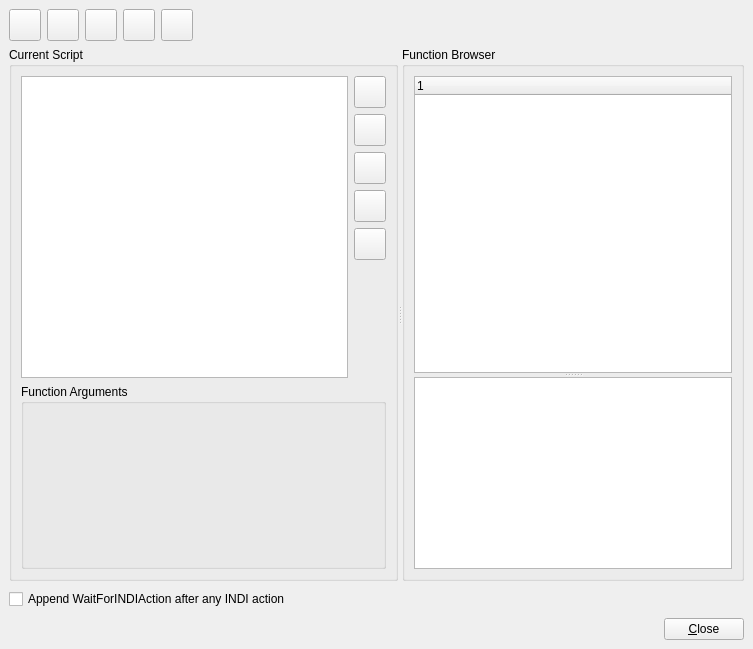
The window that kstars/tools/scriptbuilder.ui (KDE/kstars) describes before a commit, drawn with Qt 5.
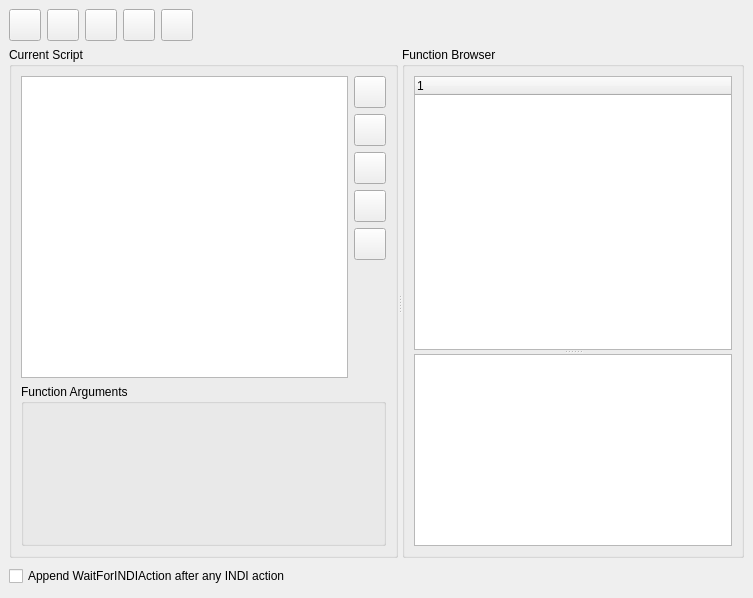
The same window after the commit.

Commit message: remove the own-provided Close button and fix two connections

```diff
--- a/kstars/tools/scriptbuilder.ui
+++ b/kstars/tools/scriptbuilder.ui
@@ -9,7 +9,7 @@
     <x>0</x>
     <y>0</y>
     <width>753</width>
-    <height>649</height>
+    <height>598</height>
    </rect>
   </property>
   <property name="windowTitle" >
@@ -478,36 +478,6 @@
      </item>
     </layout>
    </item>
-   <item>
-    <layout class="QHBoxLayout" >
-     <property name="margin" >
-      <number>0</number>
-     </property>
-     <property name="spacing" >
-      <number>6</number>
-     </property>
-     <item>
-      <spacer>
-       <property name="orientation" >
-        <enum>Qt::Horizontal</enum>
-       </property>
-       <property name="sizeHint" >
-        <size>
-         <width>40</width>
-         <height>20</height>
-        </size>
-       </property>
-      </spacer>
-     </item>
-     <item>
-      <widget class="QPushButton" name="closeButton" >
-       <property name="text" >
-        <string>&amp;Close</string>
-       </property>
-      </widget>
-     </item>
-    </layout>
-   </item>
   </layout>
  </widget>
  <pixmapfunction></pixmapfunction>
```
Left out of the diff: 4 changed lines with no effect on the pictures. The commit also changes 1 other file.
